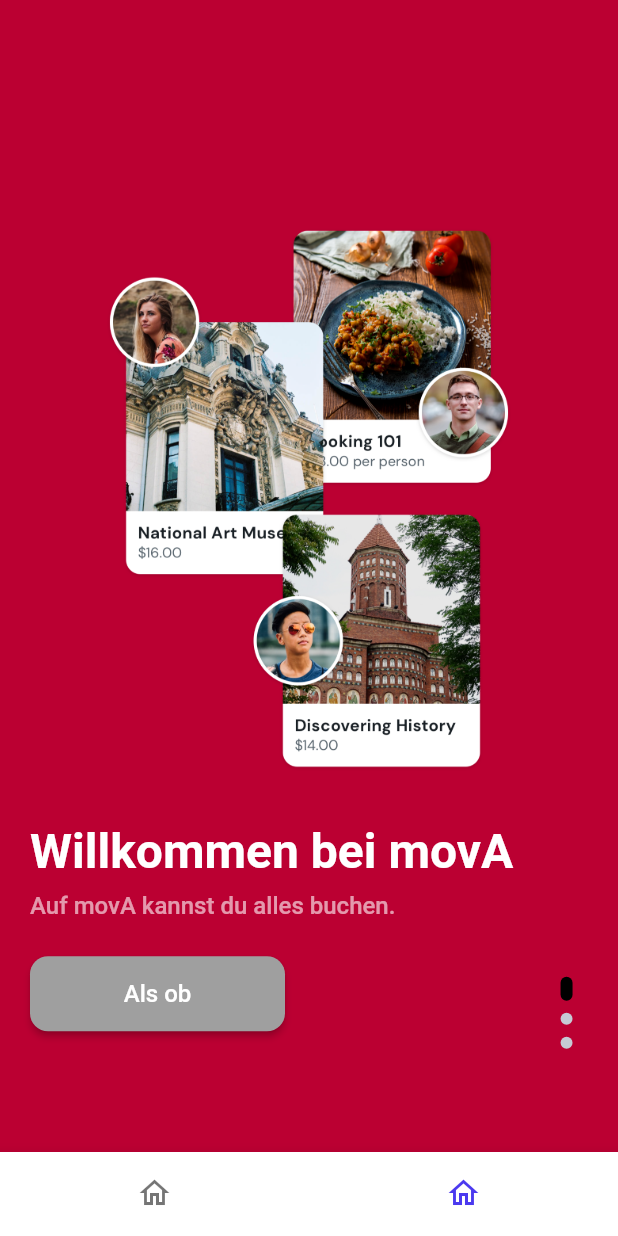
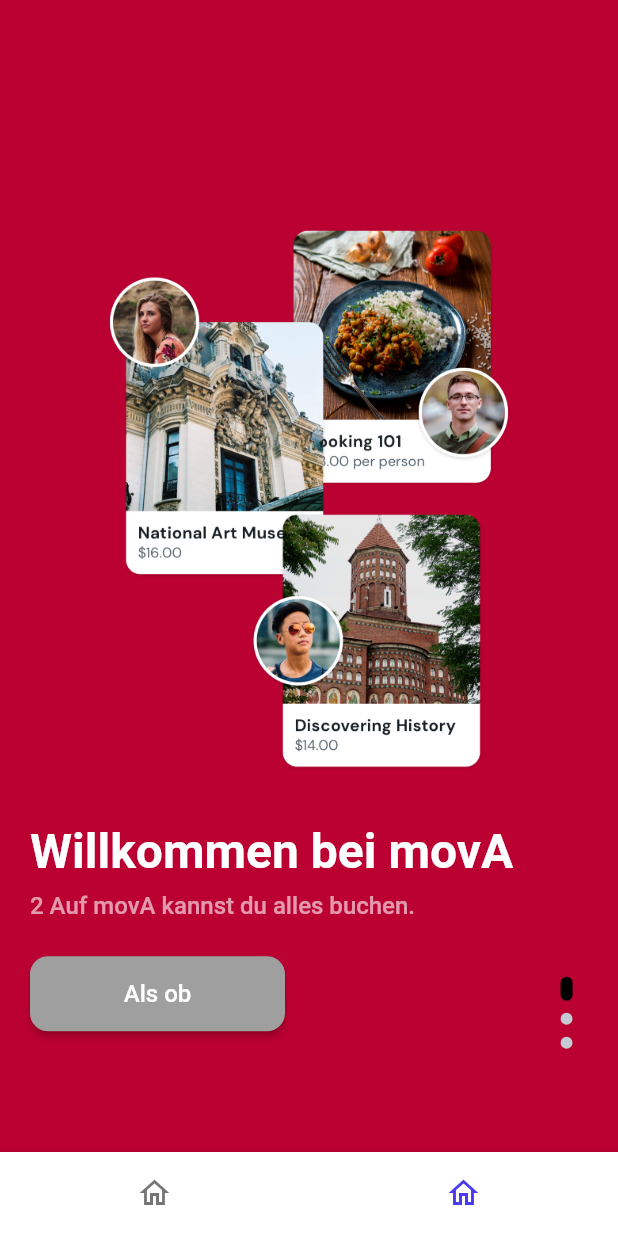
Before and after one commit to lorsor/stay_healthy, a Flutter app: the screen it shows after launch, on a phone screen of 412 x 824 dp. Run offline on Flutter 3.47's test engine with Material 2 defaults, Android fonts, the phone set to English and light mode, and no system bars; drawn by our look-alikes of auto_size_text, smooth_page_indicator; our stand-ins replace font_awesome_flutter, google_fonts, google_maps_flutter, page_transition, shared_preferences, timeago; missing offline and left inert: json_path; Roboto replaces fonts that are missing (Lexend Deca).

Commit message:
Updating to latest FlutterFlow output.

```diff
--- a/lib/second_page/second_page_widget.dart
+++ b/lib/second_page/second_page_widget.dart
@@ -92,7 +92,7 @@ class _SecondPageWidgetState extends State<SecondPageWidget> {
                                     children: [
                                       Expanded(
                                         child: Text(
-                                          'Auf movA kannst du alles buchen.',
+                                          '2 Auf movA kannst du alles buchen.',
                                           style: FlutterFlowTheme.of(context)
                                               .subtitle2
                                               .override(
```
